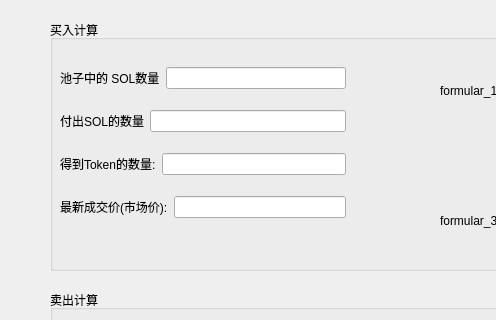
Qt form bonding_curve_calc/mainwindow.ui (youngqqcn/solana_dev_notes) before a commit; both pictures show x 0 to 496 and y 0 to 320 of the 846 by 570 pixel window.
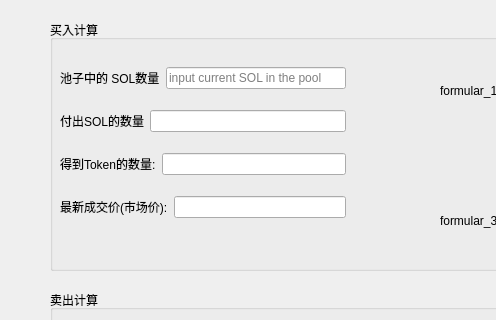
The same form after that commit.

Commit message: 增加计算买入的dy

Diff of the .ui file:
```diff
--- a/bonding_curve_calc/mainwindow.ui
+++ b/bonding_curve_calc/mainwindow.ui
@@ -72,7 +72,11 @@
          </widget>
         </item>
         <item>
-         <widget class="QLineEdit" name="lineEdit_5"/>
+         <widget class="QLineEdit" name="le_now_pool_sol_amount">
+          <property name="placeholderText">
+           <string>input current SOL in the pool</string>
+          </property>
+         </widget>
         </item>
        </layout>
       </item>
```
Left out of the diff: 30 changed lines with no effect on the pictures. The commit also changes 2 other files.
